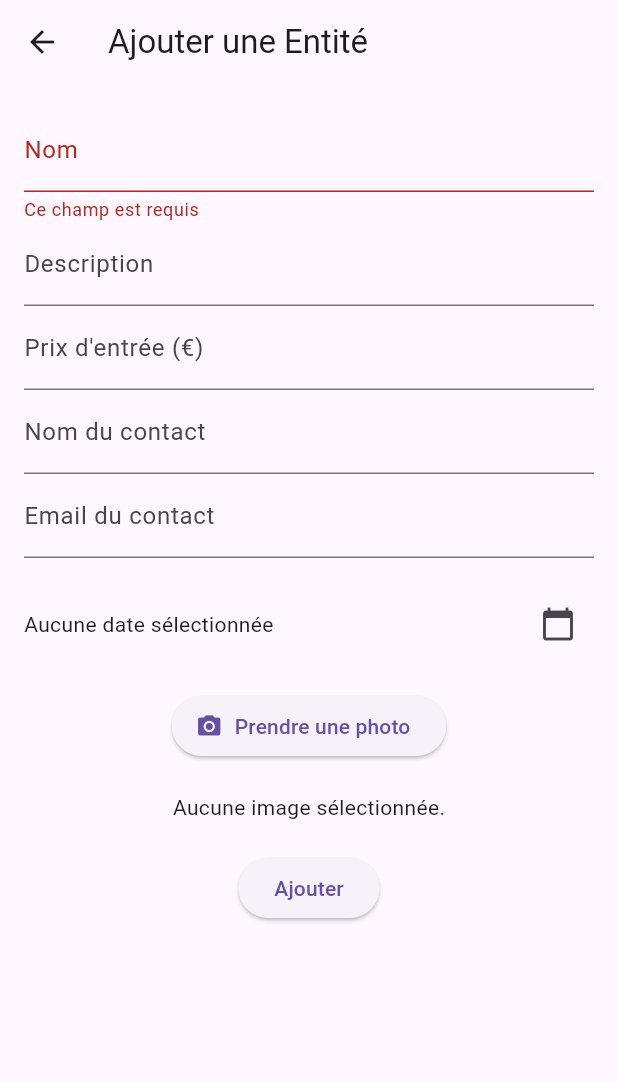
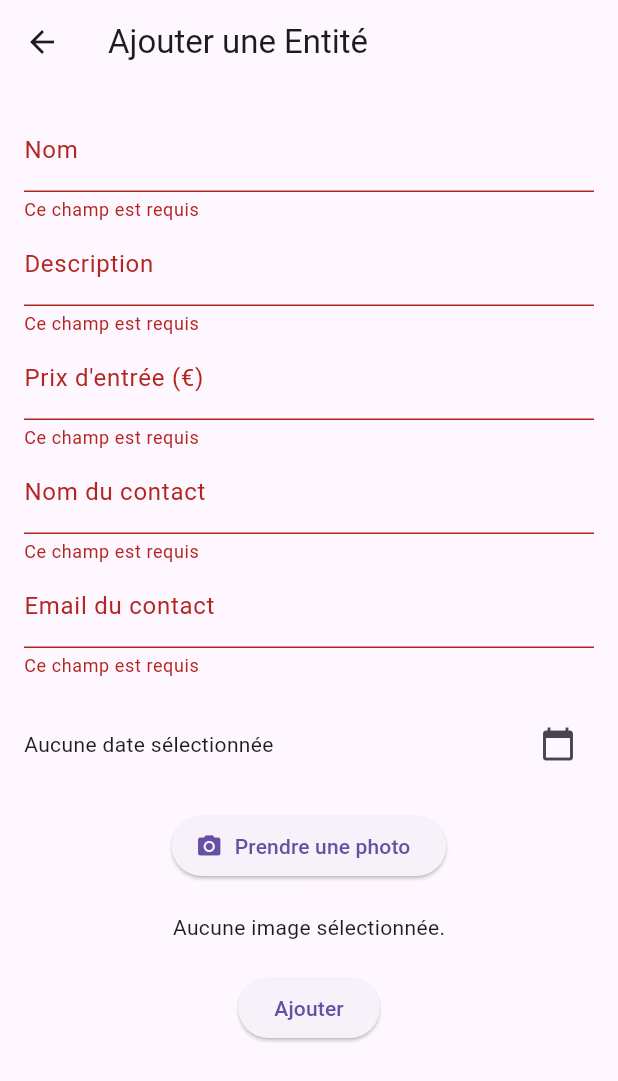
Before and after one commit to Php-projet-solo/Flutter, a Flutter app: the AddEntityPage screen opened directly with empty values, after a tap on "Ajouter", on a phone screen of 412 x 824 dp. Shown: the top 1081 px of the screen. Run offline on Flutter 3.47's test engine with Material 3 defaults, Android fonts, the phone set to English and light mode, and no system bars; our stand-ins replace camera, geolocator; network calls fail.

Commit message:
ajout de verification

```diff
--- a/lib/add_entity_page.dart
+++ b/lib/add_entity_page.dart
@@ -181,20 +181,24 @@ class _AddEntityPageState extends State<AddEntityPage> {
               TextFormField(
                 decoration: InputDecoration(labelText: 'Description'),
                 onSaved: (value) => _formData['description'] = value,
+                validator: (value) => value!.isEmpty ? 'Ce champ est requis' : null,
               ),
               TextFormField(
                 decoration: InputDecoration(labelText: 'Prix d\'entrée (€)'),
                 keyboardType: TextInputType.number,
                 onSaved: (value) => _formData['prixentree'] = value != null && value.isNotEmpty ? double.tryParse(value) : null,
+                validator: (value) => value!.isEmpty ? 'Ce champ est requis' : null,
               ),
               TextFormField(
                 decoration: InputDecoration(labelText: 'Nom du contact'),
                 onSaved: (value) => _formData['nompersonnecontacter'] = value,
+                validator: (value) => value!.isEmpty ? 'Ce champ est requis' : null,
               ),
               TextFormField(
                 decoration: InputDecoration(labelText: 'Email du contact'),
                 onSaved: (value) => _formData['emailcontacter'] = value,
                 keyboardType: TextInputType.emailAddress,
+                validator: (value) => value!.isEmpty ? 'Ce champ est requis' : null,
               ),
               SizedBox(height: 20),
 
@@ -230,6 +234,20 @@ class _AddEntityPageState extends State<AddEntityPage> {
               ElevatedButton(
                 onPressed: () {
                   if (_formKey.currentState!.validate()) {
+                    if (_selectedDate == null) {
+                      ScaffoldMessenger.of(context).showSnackBar(
+                        SnackBar(content: Text('Veuillez sélectionner une date.')),
+                      );
+                      return;
+                    }
+
+                    if (_imageFile == null) {
+                      ScaffoldMessenger.of(context).showSnackBar(
+                        SnackBar(content: Text('Veuillez prendre une photo.')),
+                      );
+                      return;
+                    }
+
                     _formKey.currentState!.save();
                     addEntity();
                   }
```
